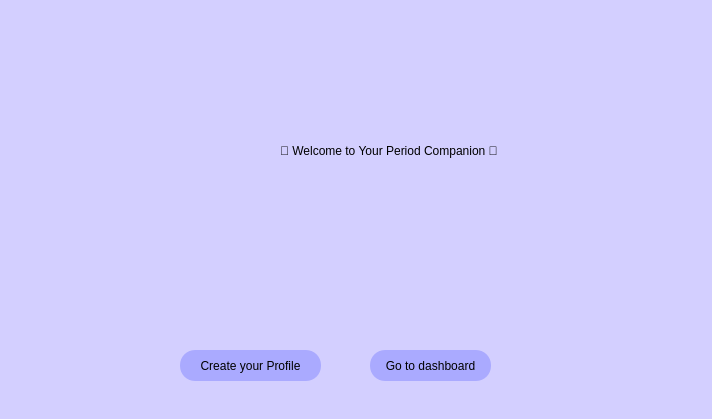
First picture: the form in welcome.ui, repository sangya23/Periodcare, before the edit.
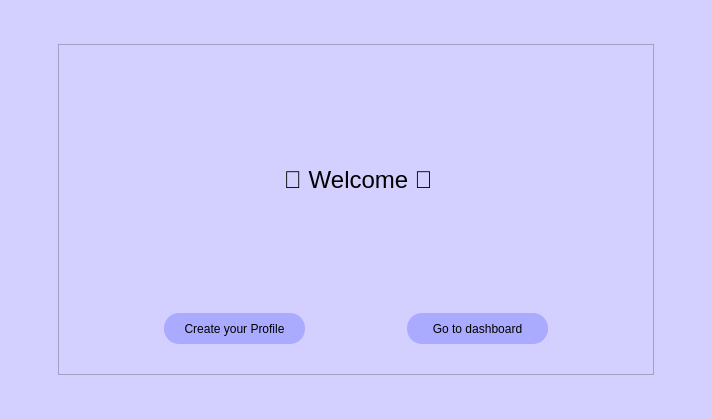
Second picture: the form after the edit.

The edit to the form file:
```diff
--- a/welcome.ui
+++ b/welcome.ui
@@ -16,58 +16,117 @@
   <property name="styleSheet">
    <string notr="true">background-color: rgb(211, 207, 255);</string>
   </property>
-  <widget class="QLabel" name="label">
-   <property name="geometry">
-    <rect>
-     <x>280</x>
-     <y>90</y>
-     <width>271</width>
-     <height>121</height>
-    </rect>
-   </property>
-   <property name="toolTip">
-    <string>&lt;html&gt;&lt;head/&gt;&lt;body&gt;&lt;p&gt;&lt;br/&gt;&lt;/p&gt;&lt;/body&gt;&lt;/html&gt;</string>
-   </property>
-   <property name="text">
-    <string>🌸 Welcome to Your Period Companion 🌸</string>
-   </property>
-  </widget>
+  <layout class="QGridLayout" name="gridLayout_2">
+   <item row="0" column="0">
+    <widget class="QFrame" name="frame">
+     <property name="minimumSize">
+      <size>
+       <width>595</width>
+       <height>331</height>
+      </size>
+     </property>
+     <property name="maximumSize">
+      <size>
+       <width>596</width>
+       <height>331</height>
+      </size>
+     </property>
+     <property name="frameShape">
+      <enum>QFrame::Shape::StyledPanel</enum>
+     </property>
+     <property name="frameShadow">
+      <enum>QFrame::Shadow::Raised</enum>
+     </property>
+     <layout class="QGridLayout" name="gridLayout">
+      <item row="1" column="0">
+       <layout class="QHBoxLayout" name="horizontalLayout">
+        <item>
   <widget class="QPushButton" name="pushButton">
-   <property name="geometry">
-    <rect>
-     <x>180</x>
-     <y>350</y>
+          <property name="minimumSize">
+           <size>
      <width>141</width>
      <height>31</height>
-    </rect>
+           </size>
+          </property>
+          <property name="maximumSize">
+           <size>
+            <width>141</width>
+            <height>31</height>
+           </size>
    </property>
    <property name="styleSheet">
-    <string notr="true">border-radius:15px;
+           <string notr="true">QPushButton{
+border-radius:15px;
 background-color: rgb(170, 170, 255);
-</string>
+}
+QPushButton:hover {
+    background-color: rgb(200, 200, 255);
+}</string>
    </property>
    <property name="text">
     <string>Create your Profile</string>
    </property>
   </widget>
+        </item>
+        <item>
   <widget class="QPushButton" name="pushButton_2">
-   <property name="geometry">
-    <rect>
-     <x>370</x>
-     <y>350</y>
-     <width>121</width>
+          <property name="minimumSize">
+           <size>
+            <width>141</width>
      <height>31</height>
-    </rect>
+           </size>
+          </property>
+          <property name="maximumSize">
+           <size>
+            <width>141</width>
+            <height>31</height>
+           </size>
    </property>
    <property name="styleSheet">
-    <string notr="true">border-radius:15px;
+           <string notr="true">QPushButton{
+border-radius:15px;
 background-color: rgb(170, 170, 255);
-</string>
+}
+QPushButton:hover {
+    background-color: rgb(200, 200, 255);
+}</string>
    </property>
    <property name="text">
     <string>Go to dashboard</string>
    </property>
   </widget>
+        </item>
+       </layout>
+      </item>
+      <item row="0" column="0">
+       <widget class="QLabel" name="label">
+        <property name="minimumSize">
+         <size>
+          <width>581</width>
+          <height>211</height>
+         </size>
+        </property>
+        <property name="maximumSize">
+         <size>
+          <width>581</width>
+          <height>211</height>
+         </size>
+        </property>
+        <property name="toolTip">
+         <string>&lt;html&gt;&lt;head/&gt;&lt;body&gt;&lt;p&gt;&lt;br/&gt;&lt;/p&gt;&lt;/body&gt;&lt;/html&gt;</string>
+        </property>
+        <property name="text">
+         <string>&lt;html&gt;&lt;head/&gt;&lt;body&gt;&lt;p&gt;&lt;span style=&quot; font-size:18pt;&quot;&gt;🌸 Welcome 🌸&lt;/span&gt;&lt;/p&gt;&lt;/body&gt;&lt;/html&gt;</string>
+        </property>
+        <property name="alignment">
+         <set>Qt::AlignmentFlag::AlignCenter</set>
+        </property>
+       </widget>
+      </item>
+     </layout>
+    </widget>
+   </item>
+  </layout>
  </widget>
  <resources/>
  <connections/>
```
Lines whose indentation alone changed are shown as unchanged.
